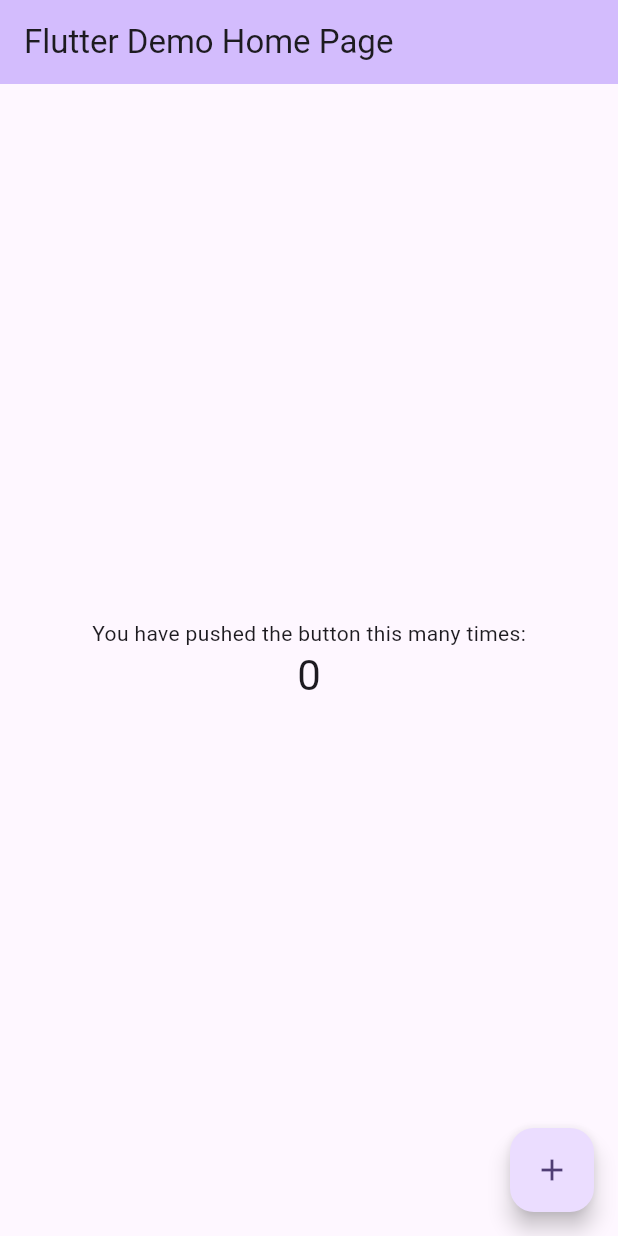
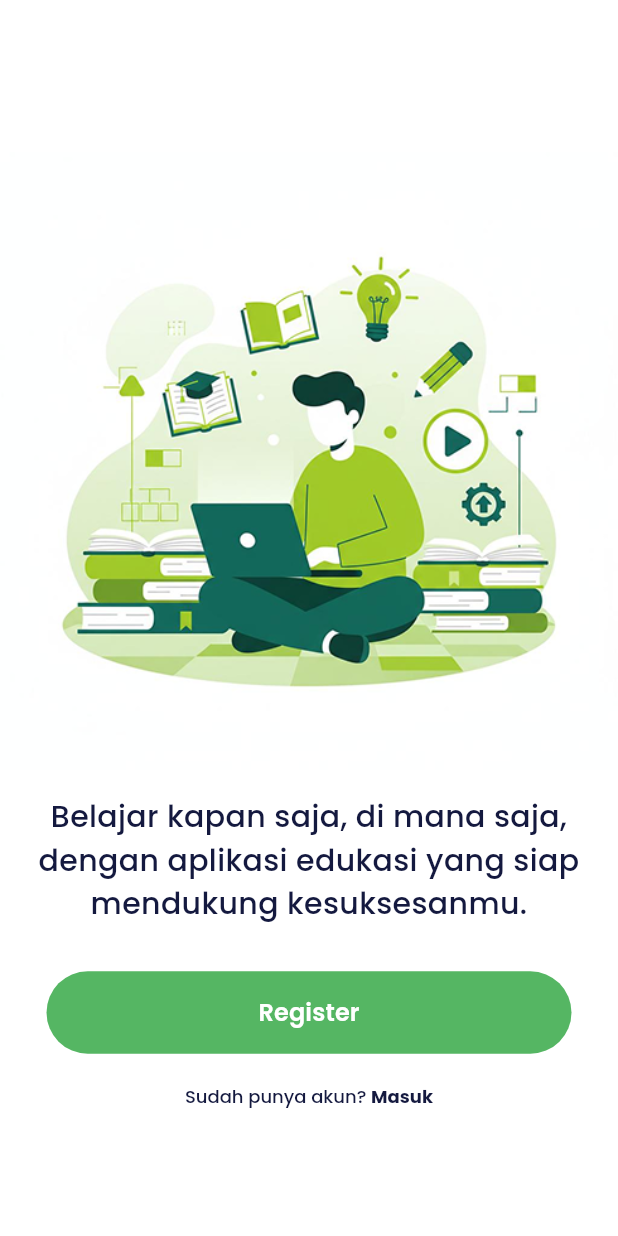
Before and after one commit to yowxy/Ngodingin, a Flutter app: the screen it shows after launch, on a phone screen of 412 x 824 dp. Run offline on Flutter 3.47's test engine with Material 3 defaults, Android fonts, the light colour scheme and no system bars; our stand-ins replace google_fonts.

Commit message:
feat: slicing splash page

```diff
--- /dev/null
+++ b/lib/features/pages/splash_screen.dart
@@ -0,0 +1,90 @@
+import 'package:flutter/material.dart';
+import 'package:flutter/gestures.dart';
+import 'package:hology_fe/features/widgets/button.dart';
+import 'package:hology_fe/shared/theme.dart';
+
+class SplashPage extends StatefulWidget {
+  const SplashPage({super.key});
+
+  @override
+  State<SplashPage> createState() => _SplashPageState();
+}
+
+class _SplashPageState extends State<SplashPage> {
+  @override
+  Widget build(BuildContext context) {
+    return Scaffold(
+      backgroundColor: whiteBackgroundColor,
+      body: Center(
+        child: Column(
+          mainAxisAlignment: MainAxisAlignment.center,
+          children: [
+            SizedBox(
+              width: 447,
+              height: 447,
+              child: Image.asset('assets/splash_image.png'),
+            ),
+
+            Text(
+              'Belajar kapan saja, di mana saja, dengan aplikasi edukasi yang siap mendukung kesuksesanmu.',
+              style: blackTextStyle.copyWith(
+                fontSize: 20,
+                fontWeight: medium, // bisa ganti reguler / medium / bold
+              ),
+              textAlign: TextAlign.center,
+            ),
+
+            const SizedBox(
+              height: 30,
+            ),
+
+
+
+          CustomButton(
+          title: 'Register',
+          width: 350, // ganti lebih besar biar teks muat
+          height: 55,
+          onPressed: () {
+            Navigator.pushNamedAndRemoveUntil(
+              context,
+              '/register',
+              (route) => false,
+            );
+          },
+        ),
+
+          const SizedBox(
+            height: 20,
+          ),
+
+          RichText(
+            textAlign: TextAlign.center,
+            text: TextSpan(
+              text: 'Sudah punya akun? ',
+              style: blackTextStyle.copyWith(
+                fontSize: 12,
+                fontWeight: medium,
+              ),
+              children: [
+                TextSpan(
+                  text: 'Masuk',
+                  style: blackTextStyle.copyWith(
+                    fontSize: 12,
+                    fontWeight: bold, // hanya "Masuk" yang bold
+                  ),
+                  recognizer: TapGestureRecognizer()
+                    ..onTap = () {
+                      Navigator.pushNamed(context, '/login'); // ganti ke route login
+                    },
+                ),
+              ],
+            ),
+          ),
+
+
+          ],
+        ),
+      ),
+    );
+  }
+}
--- /dev/null
+++ b/lib/features/widgets/button.dart
@@ -0,0 +1,41 @@
+import 'package:flutter/material.dart';
+import 'package:hology_fe/shared/theme.dart';
+
+class CustomButton extends StatelessWidget {
+  final String title;
+  final double width;
+  final double height;
+  final VoidCallback? onPressed;
+
+  const CustomButton({
+    Key? key,
+    required this.title,
+    required this.width,
+    required this.height,
+    this.onPressed,
+  }) : super(key: key);
+
+  @override
+  Widget build(BuildContext context) {
+    return SizedBox(
+      width: width,
+      height: height,
+      child: TextButton(
+        onPressed: onPressed,
+        style: TextButton.styleFrom(
+          backgroundColor: greenColor,
+          shape: RoundedRectangleBorder(
+            borderRadius: BorderRadius.circular(56),
+          ),
+        ),
+        child: Text(
+          title,
+          style: whiteTextStyle.copyWith(
+            fontSize: 16,
+            fontWeight: semibold,
+          ),
+        ),
+      ),
+    );
+  }
+}
--- a/lib/main.dart
+++ b/lib/main.dart
@@ -1,4 +1,6 @@
 import 'package:flutter/material.dart';
+import 'package:hology_fe/features/pages/splash_screen.dart';
+import 'package:hology_fe/shared/theme.dart';
 
 void main() {
   runApp(const MyApp());
@@ -9,114 +11,24 @@ class MyApp extends StatelessWidget {
 
   // This widget is the root of your application.
   @override
+ @override
   Widget build(BuildContext context) {
     return MaterialApp(
-      title: 'Flutter Demo',
       theme: ThemeData(
-        // This is the theme of your application.
-        //
-        // TRY THIS: Try running your application with "flutter run". You'll see
-        // the application has a purple toolbar. Then, without quitting the app,
-        // try changing the seedColor in the colorScheme below to Colors.green
-        // and then invoke "hot reload" (save your changes or press the "hot
-        // reload" button in a Flutter-supported IDE, or press "r" if you used
-        // the command line to start the app).
-        //
-        // Notice that the counter didn't reset back to zero; the application
-        // state is not lost during the reload. To reset the state, use hot
-        // restart instead.
-        //
-        // This works for code too, not just values: Most code changes can be
-        // tested with just a hot reload.
-        colorScheme: ColorScheme.fromSeed(seedColor: Colors.deepPurple),
+        scaffoldBackgroundColor: whiteBackgroundColor,
+        appBarTheme: AppBarTheme(
+          backgroundColor: whiteBackgroundColor,
+          elevation: 0,
+          centerTitle: true,
+          iconTheme: IconThemeData(
+            color: blackColor,
+          )
+        )
       ),
-      home: const MyHomePage(title: 'Flutter Demo Home Page'),
+      debugShowCheckedModeBanner: false,
+      routes: {
+        '/': (context) => const SplashPage(),
+      },
     );
   }
 }
-
-class MyHomePage extends StatefulWidget {
-  const MyHomePage({super.key, required this.title});
-
-  // This widget is the home page of your application. It is stateful, meaning
-  // that it has a State object (defined below) that contains fields that affect
-  // how it looks.
-
-  // This class is the configuration for the state. It holds the values (in this
-  // case the title) provided by the parent (in this case the App widget) and
-  // used by the build method of the State. Fields in a Widget subclass are
-  // always marked "final".
-
-  final String title;
-
-  @override
-  State<MyHomePage> createState() => _MyHomePageState();
-}
-
-class _MyHomePageState extends State<MyHomePage> {
-  int _counter = 0;
-
-  void _incrementCounter() {
-    setState(() {
-      // This call to setState tells the Flutter framework that something has
-      // changed in this State, which causes it to rerun the build method below
-      // so that the display can reflect the updated values. If we changed
-      // _counter without calling setState(), then the build method would not be
-      // called again, and so nothing would appear to happen.
-      _counter++;
-    });
-  }
-
-  @override
-  Widget build(BuildContext context) {
-    // This method is rerun every time setState is called, for instance as done
-    // by the _incrementCounter method above.
-    //
-    // The Flutter framework has been optimized to make rerunning build methods
-    // fast, so that you can just rebuild anything that needs updating rather
-    // than having to individually change instances of widgets.
-    return Scaffold(
-      appBar: AppBar(
-        // TRY THIS: Try changing the color here to a specific color (to
-        // Colors.amber, perhaps?) and trigger a hot reload to see the AppBar
-        // change color while the other colors stay the same.
-        backgroundColor: Theme.of(context).colorScheme.inversePrimary,
-        // Here we take the value from the MyHomePage object that was created by
-        // the App.build method, and use it to set our appbar title.
-        title: Text(widget.title),
-      ),
-      body: Center(
-        // Center is a layout widget. It takes a single child and positions it
-        // in the middle of the parent.
-        child: Column(
-          // Column is also a layout widget. It takes a list of children and
-          // arranges them vertically. By default, it sizes itself to fit its
-          // children horizontally, and tries to be as tall as its parent.
-          //
-          // Column has various properties to control how it sizes itself and
-          // how it positions its children. Here we use mainAxisAlignment to
-          // center the children vertically; the main axis here is the vertical
-          // axis because Columns are vertical (the cross axis would be
-          // horizontal).
-          //
-          // TRY THIS: Invoke "debug painting" (choose the "Toggle Debug Paint"
-          // action in the IDE, or press "p" in the console), to see the
-          // wireframe for each widget.
-          mainAxisAlignment: MainAxisAlignment.center,
-          children: <Widget>[
-            const Text('You have pushed the button this many times:'),
-            Text(
-              '$_counter',
-              style: Theme.of(context).textTheme.headlineMedium,
-            ),
-          ],
-        ),
-      ),
-      floatingActionButton: FloatingActionButton(
-        onPressed: _incrementCounter,
-        tooltip: 'Increment',
-        child: const Icon(Icons.add),
-      ), // This trailing comma makes auto-formatting nicer for build methods.
-    );
-  }
-}
--- /dev/null
+++ b/lib/shared/theme.dart
@@ -0,0 +1,37 @@
+import 'package:flutter/material.dart';
+import 'package:google_fonts/google_fonts.dart';
+
+
+
+TextStyle blackTextStyle = GoogleFonts.poppins(
+  color: blackColor,
+);
+
+TextStyle whiteTextStyle = GoogleFonts.poppins(
+  color: whiteColor,
+);
+
+
+TextStyle greenTextStyle = GoogleFonts.poppins(
+  color: greenColor,
+);
+
+
+
+
+
+Color whiteColor = const Color(0xffFFFFFF);
+Color whiteBackgroundColor = const Color (0xffFFFFFF);
+Color blackColor = const Color(0xff14193F);
+Color greenColor = const Color(0xff55B663);
+Color whitegreenColor = const Color(0xffCCEECE);
+Color orangeColor = const Color(0xffF9A620);
+
+
+FontWeight light = FontWeight.w300;
+FontWeight reguler = FontWeight.w400;
+FontWeight medium = FontWeight.w500;
+FontWeight semibold = FontWeight.w600;
+FontWeight bold = FontWeight.w700;
+FontWeight extraBold = FontWeight.w800;
+FontWeight black = FontWeight.w900;
--- a/pubspec.yaml
+++ b/pubspec.yaml
@@ -34,6 +34,7 @@ dependencies:
   # The following adds the Cupertino Icons font to your application.
   # Use with the CupertinoIcons class for iOS style icons.
   cupertino_icons: ^1.0.8
+  google_fonts: ^6.3.1
 
 dev_dependencies:
   flutter_test:
@@ -58,9 +59,8 @@ flutter:
   uses-material-design: true
 
   # To add assets to your application, add an assets section, like this:
-  # assets:
-  #   - images/a_dot_burr.jpeg
-  #   - images/a_dot_ham.jpeg
+  assets:
+    - assets/
 
   # An image asset can refer to one or more resolution-specific "variants", see
   # https://flutter.dev/to/resolution-aware-images
```
Also changed, not shown: assets/auth_image.png (added), assets/splash_image.png (added), pubspec.lock, 1 other file.
